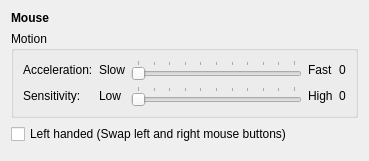
The window that lxqt-config-input/mouseconfig.ui (lxqt/lxqt-config) describes before a commit, drawn with Qt 5.
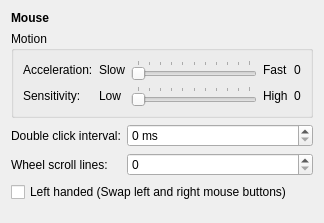
The same window after the commit.

Commit message: Support changing double click interval, whell scroll lines, and cursor flash time for Qt programs. Little adjustment of UI.

What changed in the file:
```diff
--- a/lxqt-config-input/mouseconfig.ui
+++ b/lxqt-config-input/mouseconfig.ui
@@ -6,22 +6,25 @@
    <rect>
     <x>0</x>
     <y>0</y>
-    <width>369</width>
-    <height>161</height>
+    <width>324</width>
+    <height>223</height>
    </rect>
   </property>
   <property name="windowTitle">
    <string>Form</string>
   </property>
-  <layout class="QVBoxLayout" name="verticalLayout">
-   <item>
+  <layout class="QFormLayout" name="formLayout">
+   <property name="fieldGrowthPolicy">
+    <enum>QFormLayout::AllNonFixedFieldsGrow</enum>
+   </property>
+   <item row="0" column="0" colspan="2">
     <widget class="QLabel" name="label_43">
      <property name="text">
       <string>&lt;b&gt;Mouse&lt;/b&gt;</string>
      </property>
     </widget>
    </item>
-   <item>
+   <item row="1" column="0" colspan="2">
     <widget class="QGroupBox" name="groupBox_5">
      <property name="title">
       <string>Motion</string>
@@ -124,26 +127,40 @@
      </layout>
     </widget>
    </item>
-   <item>
+   <item row="4" column="0">
+    <widget class="QLabel" name="label">
+     <property name="text">
+      <string>Double click interval:</string>
+     </property>
+    </widget>
+   </item>
+   <item row="4" column="1">
+    <widget class="QSpinBox" name="doubleClickInterval">
+     <property name="suffix">
+      <string> ms</string>
+     </property>
+     <property name="maximum">
+      <number>10000</number>
+     </property>
+    </widget>
+   </item>
+   <item row="5" column="0">
+    <widget class="QLabel" name="label_2">
+     <property name="text">
+      <string>Wheel scroll lines:</string>
+     </property>
+    </widget>
+   </item>
+   <item row="5" column="1">
+    <widget class="QSpinBox" name="wheelScrollLines"/>
+   </item>
+   <item row="6" column="0" colspan="2">
     <widget class="QCheckBox" name="mouseLeftHanded">
      <property name="text">
       <string>Left handed (Swap left and right mouse buttons)</string>
      </property>
     </widget>
    </item>
-   <item>
-    <spacer name="verticalSpacer_5">
-     <property name="orientation">
-      <enum>Qt::Vertical</enum>
-     </property>
-     <property name="sizeHint" stdset="0">
-      <size>
-       <width>20</width>
-       <height>40</height>
-      </size>
-     </property>
-    </spacer>
-   </item>
   </layout>
  </widget>
  <resources/>
```
The commit also changes 7 other files.
